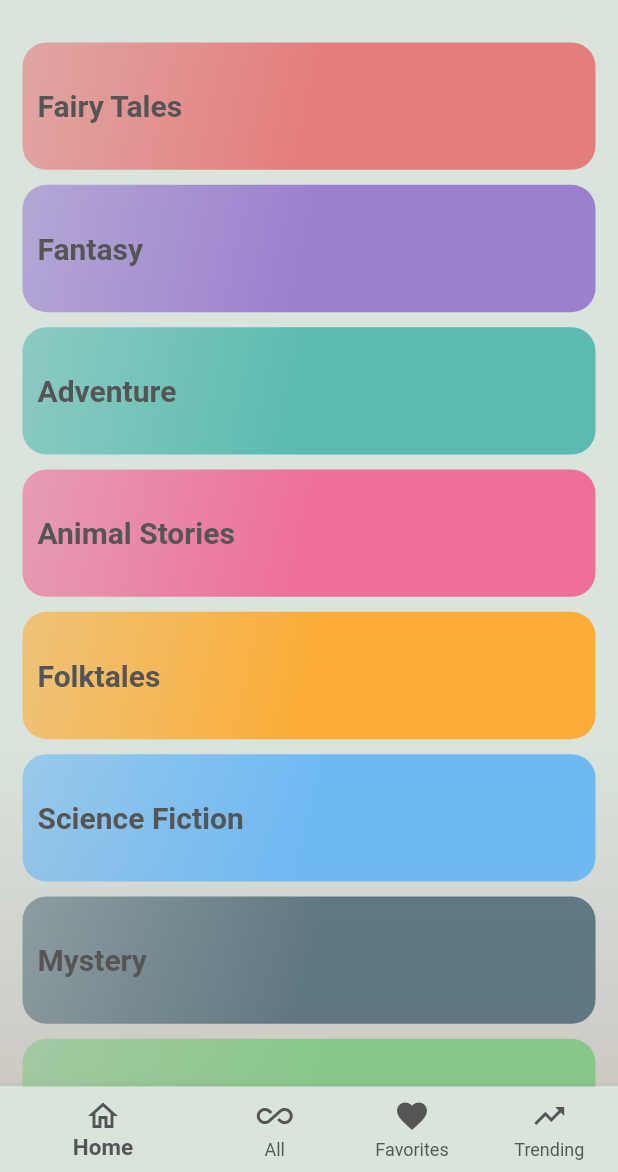
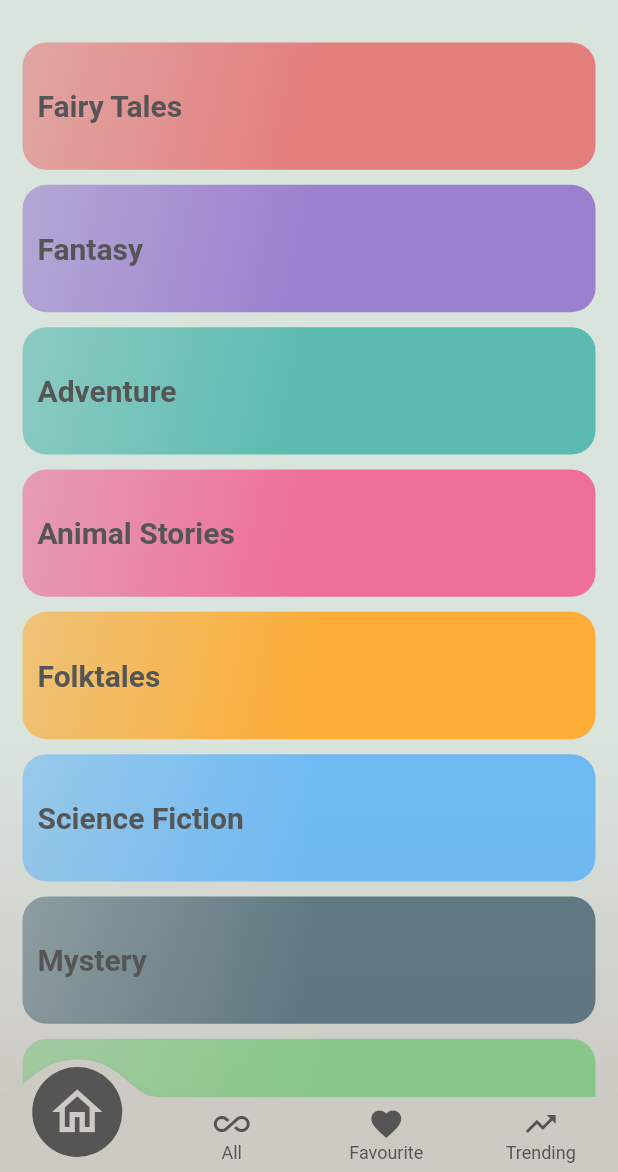
Before and after one commit to muthumala19/kids_stories, a Flutter app: the screen it shows once a user with an empty profile is signed in, on a phone screen of 412 x 824 dp, the part 64-1236 px from its top. Run offline on Flutter 3.47's test engine with Material 2 defaults, Android fonts, the phone set to English and light mode, and no system bars; drawn by our look-alikes of convex_bottom_bar; our stand-ins replace animated_text_kit, firebase_auth, firebase_core, google_fonts, google_sign_in; accounts and stored records are empty.

Commit message:
Modify BottomNavigationBar with ConvexAppBar

```diff
--- a/lib/screens/categories.dart
+++ b/lib/screens/categories.dart
@@ -15,7 +15,6 @@ class CategoriesScreen extends StatelessWidget {
       child: Scaffold(
         drawer: const SideDrawer(),
         bottomNavigationBar: const BottomNavigationTabs(),
-
         appBar: AppBar(
           title: Text(
             "Kids Categories",
--- a/lib/widgets/bottom_navigation_bar.dart
+++ b/lib/widgets/bottom_navigation_bar.dart
@@ -1,5 +1,5 @@
+import 'package:convex_bottom_bar/convex_bottom_bar.dart';
 import 'package:flutter/material.dart';
-import 'package:google_fonts/google_fonts.dart';
 
 class BottomNavigationTabs extends StatefulWidget {
   const BottomNavigationTabs({Key? key}) : super(key: key);
@@ -9,49 +9,19 @@ class BottomNavigationTabs extends StatefulWidget {
 }
 
 class _BottomNavigationTabsState extends State<BottomNavigationTabs> {
-  var _currentTab = 0;
-
-  void _selectedTab(int index) {
-    setState(() {
-      _currentTab = index = index;
-    });
-  }
-
   @override
   Widget build(BuildContext context) {
-    final backgroundColor = Theme.of(context).colorScheme.primaryContainer;
-    return BottomNavigationBar(
-      items: [
-        BottomNavigationBarItem(
-          backgroundColor: backgroundColor,
-          icon: const Icon(Icons.home_outlined),
-          label: 'Home',
-        ),
-        BottomNavigationBarItem(
-          backgroundColor: backgroundColor,
-          icon: const Icon(Icons.all_inclusive_outlined),
-          label: 'All',
-        ),
-        BottomNavigationBarItem(
-          backgroundColor: backgroundColor,
-          icon: const Icon(Icons.favorite),
-          label: 'Favorites',
-        ),
-        BottomNavigationBarItem(
-          backgroundColor: backgroundColor,
-          icon: const Icon(Icons.trending_up_outlined),
-          label: 'Trending',
-        ),
+    return ConvexAppBar(
+      backgroundColor: Theme.of(context).colorScheme.secondaryContainer,
+      activeColor: Theme.of(context).colorScheme.primary,
+      color: Theme.of(context).colorScheme.primary,
+      initialActiveIndex: 0,
+      items: const [
+        TabItem(icon: Icons.home_outlined, title: 'Home'),
+        TabItem(icon: Icons.all_inclusive_outlined, title: 'All'),
+        TabItem(icon: Icons.favorite, title: 'Favourite'),
+        TabItem(icon: Icons.trending_up_outlined, title: 'Trending'),
       ],
-      currentIndex: _currentTab,
-      onTap: _selectedTab,
-      backgroundColor: backgroundColor,
-      type: BottomNavigationBarType.shifting,
-      showUnselectedLabels: true,
-      selectedLabelStyle:
-          GoogleFonts.aBeeZee(fontWeight: FontWeight.bold, fontSize: 15),
-      selectedItemColor: Theme.of(context).colorScheme.primary,
-      unselectedItemColor: Theme.of(context).colorScheme.primary,
     );
   }
 }
--- a/pubspec.yaml
+++ b/pubspec.yaml
@@ -41,7 +41,9 @@ dependencies:
   animated_text_kit: ^4.2.2
   firebase_dynamic_links: ^5.3.4
   google_sign_in: ^6.1.4
-  animated_bottom_navigation_bar: ^1.2.0
+  circular_bottom_navigation: ^2.3.0
+  convex_bottom_bar: ^3.2.0
+
 
 dev_dependencies:
   flutter_test:
```
